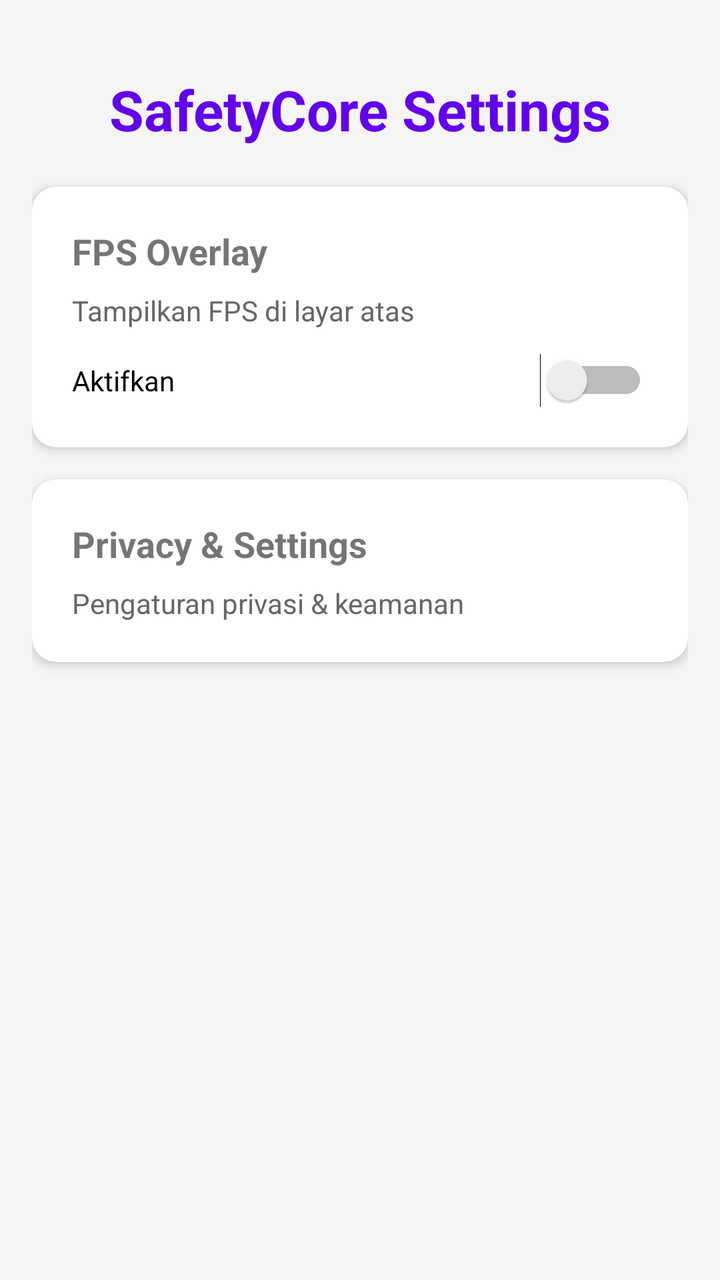
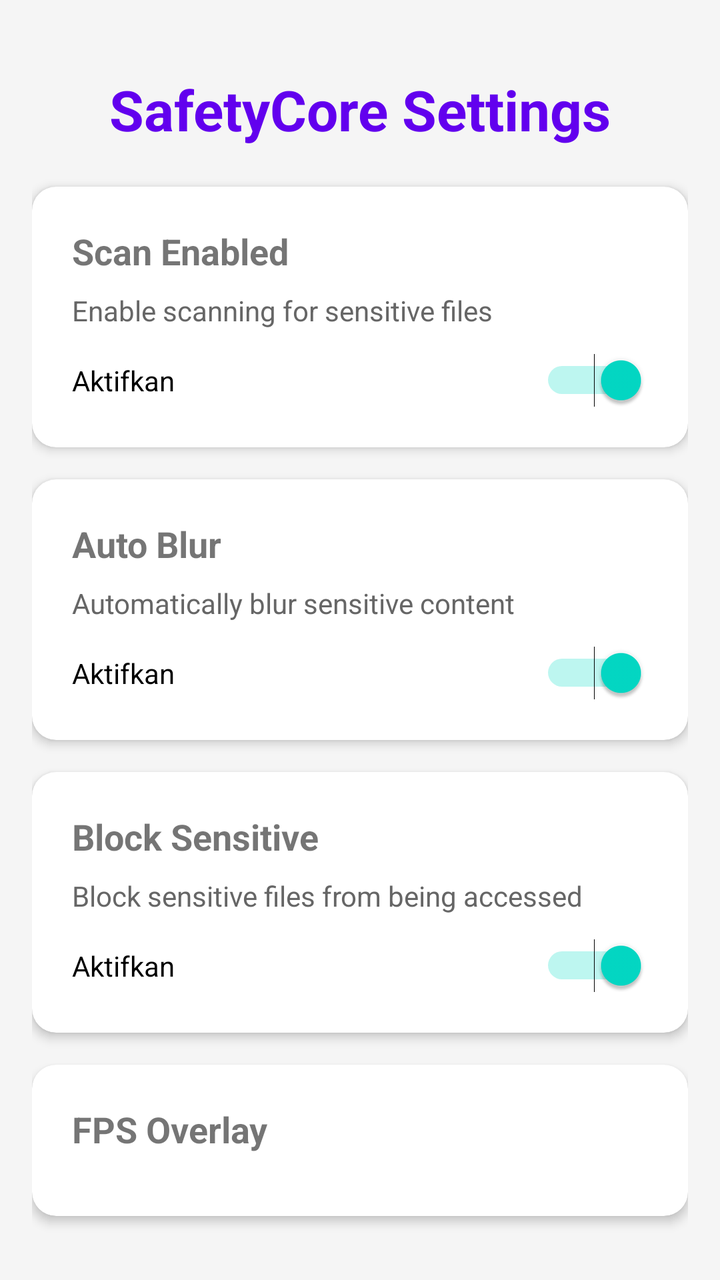

Screens rendered from an Android XML layout before and after an edit, with the pre-edit source and the edit as a unified diff.
<!-- AndroidManifest.xml: application theme Theme.MaterialComponents.Light.DarkActionBar -->
<!-- res/layout/activity_settings.xml -->
<?xml version="1.0" encoding="utf-8"?>
<LinearLayout xmlns:android="http://schemas.android.com/apk/res/android"
    xmlns:app="http://schemas.android.com/apk/res-auto"
    android:layout_width="match_parent"
    android:layout_height="match_parent"
    android:orientation="vertical"
    android:padding="16dp"
    android:background="#F5F5F5">

    <TextView
        android:layout_width="match_parent"
        android:layout_height="wrap_content"
        android:text="SafetyCore Settings"
        android:textSize="28sp"
        android:textStyle="bold"
        android:gravity="center"
        android:padding="20dp"
        android:textColor="@color/colorPrimary"/>

    <com.google.android.material.card.MaterialCardView
        android:layout_width="match_parent"
        android:layout_height="wrap_content"
        app:cardBackgroundColor="@color/bg_card"
        app:cardElevation="3dp"
        app:cardCornerRadius="12dp"
        android:layout_marginBottom="16dp">

        <LinearLayout
            android:layout_width="match_parent"
            android:layout_height="wrap_content"
            android:orientation="vertical"
            android:padding="20dp">

            <TextView
                android:layout_width="match_parent"
                android:layout_height="wrap_content"
                android:text="FPS Overlay"
                android:textSize="18sp"
                android:textStyle="bold"
                android:layout_marginBottom="8dp"/>

            <TextView
                android:layout_width="match_parent"
                android:layout_height="wrap_content"
                android:text="Tampilkan FPS di layar atas"
                android:textSize="14sp"
                android:textColor="#666666"
                android:layout_marginBottom="12dp"/>

            <Switch
                android:id="@+id/switch_fps_overlay"
                android:layout_width="match_parent"
                android:layout_height="wrap_content"
                android:text="Aktifkan"
                android:checked="false"/>

        </LinearLayout>
    </com.google.android.material.card.MaterialCardView>

    <com.google.android.material.card.MaterialCardView
        android:layout_width="match_parent"
        android:layout_height="wrap_content"
        app:cardBackgroundColor="@color/bg_card"
        app:cardElevation="3dp"
        app:cardCornerRadius="12dp"
        android:layout_marginBottom="16dp">

        <LinearLayout
            android:layout_width="match_parent"
            android:layout_height="wrap_content"
            android:orientation="vertical"
            android:padding="20dp">

            <TextView
                android:layout_width="match_parent"
                android:layout_height="wrap_content"
                android:text="Privacy &amp; Settings"
                android:textSize="18sp"
                android:textStyle="bold"
                android:layout_marginBottom="8dp"/>

            <TextView
                android:layout_width="match_parent"
                android:layout_height="wrap_content"
                android:text="Pengaturan privasi &amp; keamanan"
                android:textSize="14sp"
                android:textColor="#666666"/>

        </LinearLayout>
    </com.google.android.material.card.MaterialCardView>

</LinearLayout>
<!-- resources referenced by this layout -->
<resources>
  <color name="bg_card">#FFFFFFFF</color>
  <color name="colorPrimary">#6200EE</color>
</resources>

<!-- the commit's change to res/layout/activity_settings.xml (unified diff, before → after) -->
@@ -34,6 +34,126 @@
             <TextView
                 android:layout_width="match_parent"
                 android:layout_height="wrap_content"
+                android:text="Scan Enabled"
+                android:textSize="18sp"
+                android:textStyle="bold"
+                android:layout_marginBottom="8dp"/>
+
+            <TextView
+                android:layout_width="match_parent"
+                android:layout_height="wrap_content"
+                android:text="Enable scanning for sensitive files"
+                android:textSize="14sp"
+                android:textColor="#666666"
+                android:layout_marginBottom="12dp"/>
+
+            <Switch
+                android:id="@+id/scan_enabled"
+                android:layout_width="match_parent"
+                android:layout_height="wrap_content"
+                android:text="Aktifkan"
+                android:checked="true"/>
+
+        </LinearLayout>
+    </com.google.android.material.card.MaterialCardView>
+
+    <com.google.android.material.card.MaterialCardView
+        android:layout_width="match_parent"
+        android:layout_height="wrap_content"
+        app:cardBackgroundColor="@color/bg_card"
+        app:cardElevation="3dp"
+        app:cardCornerRadius="12dp"
+        android:layout_marginBottom="16dp">
+
+        <LinearLayout
+            android:layout_width="match_parent"
+            android:layout_height="wrap_content"
+            android:orientation="vertical"
+            android:padding="20dp">
+
+            <TextView
+                android:layout_width="match_parent"
+                android:layout_height="wrap_content"
+                android:text="Auto Blur"
+                android:textSize="18sp"
+                android:textStyle="bold"
+                android:layout_marginBottom="8dp"/>
+
+            <TextView
+                android:layout_width="match_parent"
+                android:layout_height="wrap_content"
+                android:text="Automatically blur sensitive content"
+                android:textSize="14sp"
+                android:textColor="#666666"
+                android:layout_marginBottom="12dp"/>
+
+            <Switch
+                android:id="@+id/auto_blur_enabled"
+                android:layout_width="match_parent"
+                android:layout_height="wrap_content"
+                android:text="Aktifkan"
+                android:checked="true"/>
+
+        </LinearLayout>
+    </com.google.android.material.card.MaterialCardView>
+
+    <com.google.android.material.card.MaterialCardView
+        android:layout_width="match_parent"
+        android:layout_height="wrap_content"
+        app:cardBackgroundColor="@color/bg_card"
+        app:cardElevation="3dp"
+        app:cardCornerRadius="12dp"
+        android:layout_marginBottom="16dp">
+
+        <LinearLayout
+            android:layout_width="match_parent"
+            android:layout_height="wrap_content"
+            android:orientation="vertical"
+            android:padding="20dp">
+
+            <TextView
+                android:layout_width="match_parent"
+                android:layout_height="wrap_content"
+                android:text="Block Sensitive"
+                android:textSize="18sp"
+                android:textStyle="bold"
+                android:layout_marginBottom="8dp"/>
+
+            <TextView
+                android:layout_width="match_parent"
+                android:layout_height="wrap_content"
+                android:text="Block sensitive files from being accessed"
+                android:textSize="14sp"
+                android:textColor="#666666"
+                android:layout_marginBottom="12dp"/>
+
+            <Switch
+                android:id="@+id/block_sensitive"
+                android:layout_width="match_parent"
+                android:layout_height="wrap_content"
+                android:text="Aktifkan"
+                android:checked="true"/>
+
+        </LinearLayout>
+    </com.google.android.material.card.MaterialCardView>
+
+    <com.google.android.material.card.MaterialCardView
+        android:layout_width="match_parent"
+        android:layout_height="wrap_content"
+        app:cardBackgroundColor="@color/bg_card"
+        app:cardElevation="3dp"
+        app:cardCornerRadius="12dp"
+        android:layout_marginBottom="16dp">
+
+        <LinearLayout
+            android:layout_width="match_parent"
+            android:layout_height="wrap_content"
+            android:orientation="vertical"
+            android:padding="20dp">
+
+            <TextView
+                android:layout_width="match_parent"
+                android:layout_height="wrap_content"
                 android:text="FPS Overlay"
                 android:textSize="18sp"
                 android:textStyle="bold"
@@ -48,7 +168,7 @@
                 android:layout_marginBottom="12dp"/>
 
             <Switch
-                android:id="@+id/switch_fps_overlay"
+                android:id="@+id/fps_overlay_enabled"
                 android:layout_width="match_parent"
                 android:layout_height="wrap_content"
                 android:text="Aktifkan"
@@ -74,19 +194,38 @@
             <TextView
                 android:layout_width="match_parent"
                 android:layout_height="wrap_content"
-                android:text="Privacy &amp; Settings"
-                android:textSize="18sp"
-                android:textStyle="bold"
-                android:layout_marginBottom="8dp"/>
-
-            <TextView
-                android:layout_width="match_parent"
-                android:layout_height="wrap_content"
-                android:text="Pengaturan privasi &amp; keamanan"
-                android:textSize="14sp"
-                android:textColor="#666666"/>
-
-        </LinearLayout>
-    </com.google.android.material.card.MaterialCardView>
+                android:text="Blur Overlay"
+                android:textSize="18sp"
+                android:textStyle="bold"
+                android:layout_marginBottom="8dp"/>
+
+            <TextView
+                android:layout_width="match_parent"
+                android:layout_height="wrap_content"
+                android:text="Enable blur overlay for sensitive content"
+                android:textSize="14sp"
+                android:textColor="#666666"
+                android:layout_marginBottom="12dp"/>
+
+            <Switch
+                android:id="@+id/blur_overlay_enabled"
+                android:layout_width="match_parent"
+                android:layout_height="wrap_content"
+                android:text="Aktifkan"
+                android:checked="false"/>
+
+        </LinearLayout>
+    </com.google.android.material.card.MaterialCardView>
+
+    <Button
+        android:id="@+id/btn_stop_all"
+        android:layout_width="match_parent"
+        android:layout_height="wrap_content"
+        android:text="Stop All Services"
+        android:textColor="#FFFFFF"
+        android:background="#FF5252"
+        android:padding="16dp"
+        android:textSize="16sp"
+        android:textStyle="bold"/>
 
 </LinearLayout>
